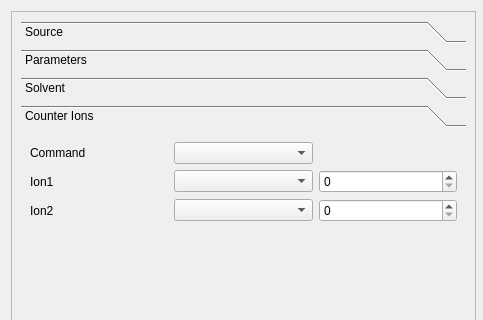
Above: src/Amber/AmberSystemBuilderDialog.ui from nutjunkie/IQmol3 before the change; both pictures show x 0 to 483 and y 0 to 320 of the 958 by 723 pixel window. Below: the same form after it.
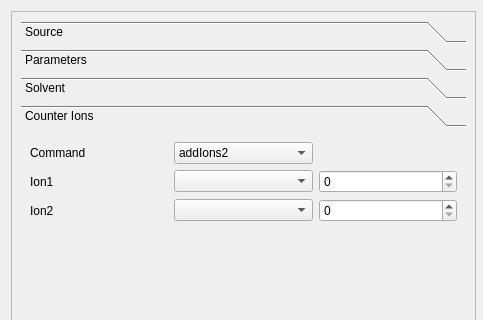
That is the form after the change. The open tabs and pages were chosen to show the change.

```diff
--- a/src/Amber/AmberSystemBuilderDialog.ui
+++ b/src/Amber/AmberSystemBuilderDialog.ui
@@ -336,11 +336,6 @@
               <property name="frame">
                <bool>true</bool>
               </property>
-              <item>
-               <property name="text">
-                <string/>
-               </property>
-              </item>
               <item>
                <property name="text">
                 <string>addIons2</string>
```
Left out of the diff: 39 changed lines with no effect on the pictures.
